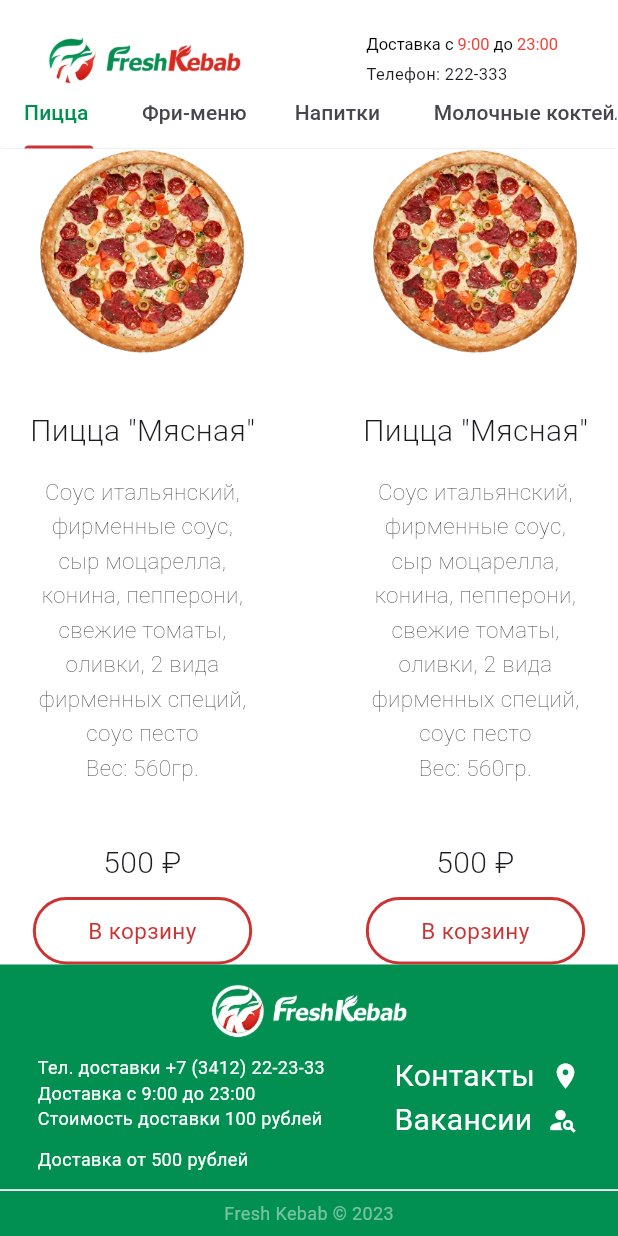
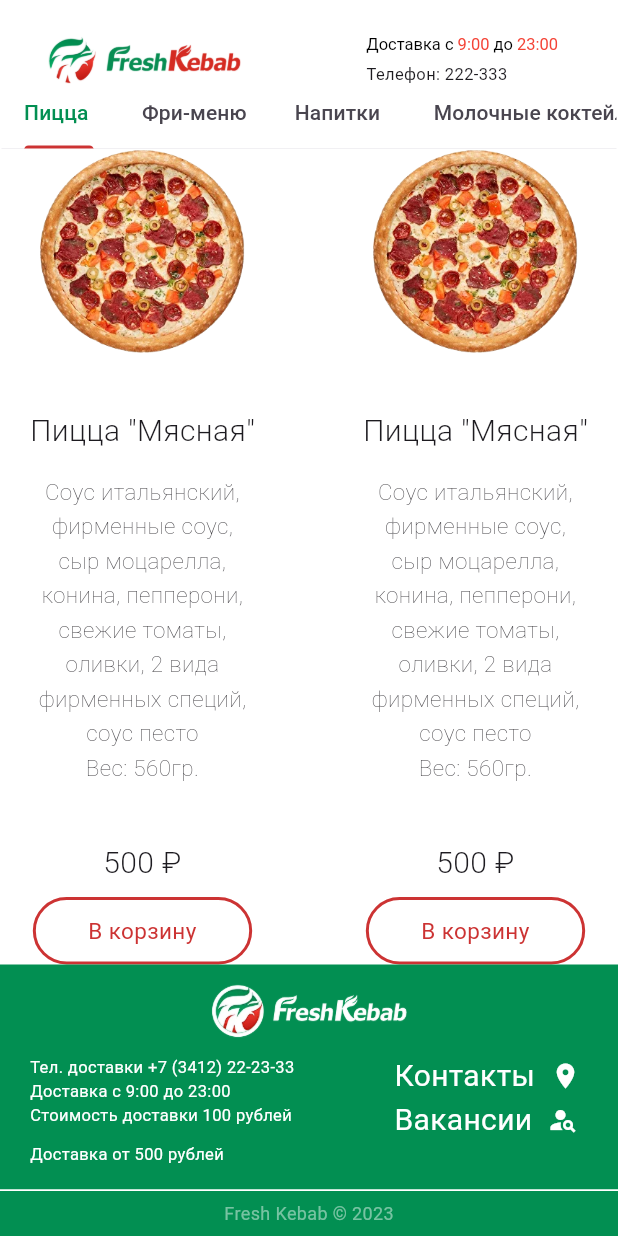
Before and after one commit to H1samu/fresh_kebab, a Flutter app: the screen it shows after launch, scrolled down 237 dp, on a phone screen of 412 x 824 dp. Run offline on Flutter 3.47's test engine with Material 3 defaults, Android fonts, the phone set to English and light mode, and no system bars.

Commit message:
День #8
- Исправление некоторых недочетов
- Добавлена навигация
- Корректировка Footer

```diff
--- a/lib/app.dart
+++ b/lib/app.dart
@@ -1,8 +1,6 @@
 import 'package:flutter/material.dart';
 import 'package:fresh_kebab/responsive/desktop_body.dart';
-import 'package:fresh_kebab/responsive/mobile/contacts_mobile.dart';
-import 'package:fresh_kebab/responsive/mobile/main_mobile.dart';
-import 'package:fresh_kebab/responsive/mobile/vacancy_mobile.dart';
+import 'package:fresh_kebab/responsive/mobile/menu_mobile.dart';
 import 'package:fresh_kebab/responsive/responsive_layout.dart';
 import 'package:fresh_kebab/responsive/tablet_body.dart';
 
@@ -12,17 +10,12 @@ class App extends StatelessWidget {
   @override
   Widget build(BuildContext context) {
     return MaterialApp(
-      routes: {
-        '/contact': (context1) => const Contacts(),
-        '/vacancy': (context2) => const Vacancy(),
-        '/main': (context3) => const MainMobile(),
-      },
       debugShowCheckedModeBanner: false,
       theme: ThemeData(primarySwatch: Colors.green),
       home: DefaultTabController(
         length: 11,
         child: ResponsiveLayout(
-          mobileBody: const MainMobile(),
+          mobileBody: const MenuMobile(),
           tabletBody: const TabletScaffold(),
           desktopBody: const DesktopScaffold(),
         ),
--- a/lib/responsive/mobile/main_mobile.dart
+++ b/lib/responsive/mobile/menu_mobile.dart
@@ -3,20 +3,20 @@ import 'package:fresh_kebab/widgets/footer.dart';
 import 'package:fresh_kebab/widgets/header.dart';
 import 'package:fresh_kebab/widgets/product_card.dart';
 
-class MainMobile extends StatefulWidget {
-  const MainMobile({Key? key}) : super(key: key);
+class MenuMobile extends StatefulWidget {
+  const MenuMobile({Key? key}) : super(key: key);
 
   @override
-  State<MainMobile> createState() => _MobileScaffoldState();
+  State<MenuMobile> createState() => _MobileScaffoldState();
 }
 
-class _MobileScaffoldState extends State<MainMobile> {
+class _MobileScaffoldState extends State<MenuMobile> {
   @override
   Widget build(BuildContext context) {
     return Scaffold(
       backgroundColor: Colors.white,
       appBar: PreferredSize(
-          preferredSize: const Size.fromHeight(100.0), child: appBarWithTab),
+          preferredSize: const Size.fromHeight(100.0), child: myAppBar),
       body: ListView(
         children: const [
           Column(
--- a/lib/widgets/footer.dart
+++ b/lib/widgets/footer.dart
@@ -1,4 +1,6 @@
 import 'package:flutter/material.dart';
+import 'package:fresh_kebab/responsive/mobile/contacts_mobile.dart';
+import 'package:fresh_kebab/responsive/mobile/vacancy_mobile.dart';
 
 class Footer extends StatelessWidget {
   const Footer({super.key});
@@ -23,7 +25,7 @@ class Footer extends StatelessWidget {
                 crossAxisAlignment: CrossAxisAlignment.start,
                 children: [
                   const Padding(
-                    padding: EdgeInsets.only(left: 25),
+                    padding: EdgeInsets.only(left: 20),
                     child: Column(
                       crossAxisAlignment: CrossAxisAlignment.start,
                       children: [
@@ -45,8 +47,13 @@ class Footer extends StatelessWidget {
                       crossAxisAlignment: CrossAxisAlignment.start,
                       children: [
                         GestureDetector(
-                            onTap: () =>
-                                Navigator.pushNamed(context, "/contact"),
+                          onTap: () {
+                            Navigator.push(
+                              context,
+                              MaterialPageRoute(
+                                  builder: (context) => const Contacts()),
+                            );
+                          },
                           child: const Row(
                             mainAxisAlignment: MainAxisAlignment.center,
                             crossAxisAlignment: CrossAxisAlignment.center,
@@ -63,8 +70,13 @@ class Footer extends StatelessWidget {
                           ),
                         ),
                         GestureDetector(
-                            onTap: () =>
-                                Navigator.pushNamed(context, "/vacancy"),
+                          onTap: () {
+                            Navigator.push(
+                              context,
+                              MaterialPageRoute(
+                                  builder: (context) => const Vacancy()),
+                            );
+                          },
                           child: const Row(
                             mainAxisAlignment: MainAxisAlignment.center,
                             crossAxisAlignment: CrossAxisAlignment.center,
@@ -82,7 +94,8 @@ class Footer extends StatelessWidget {
                             ],
                           ),
                         ),
-                        ]),
+                      ],
+                    ),
                   ),
                 ],
               )
@@ -123,7 +136,7 @@ class FooterText extends StatelessWidget {
   Widget build(BuildContext context) {
     return Text(
       textFooter,
-      style: const TextStyle(color: Colors.white, fontSize: 12),
+      style: const TextStyle(color: Colors.white, fontSize: 11),
     );
   }
 }
--- a/lib/widgets/header.dart
+++ b/lib/widgets/header.dart
@@ -1,28 +1,86 @@
 import 'package:flutter/material.dart';
-import 'package:fresh_kebab/responsive/mobile/main_mobile.dart';
-import 'package:fresh_kebab/responsive/mobile/contacts_mobile.dart';
-import 'package:fresh_kebab/app.dart';
+import 'package:fresh_kebab/responsive/mobile/menu_mobile.dart';
 
-var appBarWithTab = AppBar(
+var myAppBar = DefaultTabController(
+  length: 11,
+  child: AppBar(
+    automaticallyImplyLeading: false,
     scrolledUnderElevation: 0,
     shape: Border.all(color: Colors.white),
     foregroundColor: Colors.white,
     backgroundColor: Colors.white,
     elevation: 0,
     bottom: myTabBar,
-  flexibleSpace: myHeader,
+    flexibleSpace: headerWithoutButton,
+  ),
 );
 
-var appBarWithoutTab = AppBar(
-  scrolledUnderElevation: 0,
-  shape: Border.all(color: Colors.white),
-  foregroundColor: Colors.white,
-  backgroundColor: Colors.white,
-  elevation: 0,
-  flexibleSpace: myHeader,
+var headerWithButton = (BuildContext context) => Padding(
+      padding: const EdgeInsets.fromLTRB(20, 12, 40, 10),
+      child: Column(
+        mainAxisAlignment: MainAxisAlignment.start,
+        crossAxisAlignment: CrossAxisAlignment.start,
+        children: [
+          Row(
+            mainAxisAlignment: MainAxisAlignment.spaceBetween,
+            children: [
+              GestureDetector(
+                onTap: () {
+                  Navigator.push(
+                    context,
+                    MaterialPageRoute(builder: (context) => const MenuMobile()),
+                  );
+                },
+                child: Image.asset(
+                  "assets/images/logos/fk.png",
+                  width: 150,
+                  height: 60,
+                  fit: BoxFit.cover,
+                ),
+              ),
+              Column(
+                crossAxisAlignment: CrossAxisAlignment.start,
+                mainAxisAlignment: MainAxisAlignment.center,
+                children: [
+                  RichText(
+                    text: const TextSpan(
+                        text: 'Доставка с ',
+                        style: TextStyle(fontSize: 11, color: Colors.black),
+                        children: <TextSpan>[
+                          TextSpan(
+                              text: '9:00 ',
+                              style: TextStyle(color: Colors.red)),
+                          TextSpan(text: 'до '),
+                          TextSpan(
+                              text: '23:00',
+                              style: TextStyle(color: Colors.red))
+                        ]),
+                  ),
+                  const SizedBox(height: 5),
+                  const Text('Телефон: 222-333', style: TextStyle(fontSize: 11))
+                ],
+              ),
+            ],
+          ),
+          IconButton(
+            splashColor: Colors.transparent,
+            padding: EdgeInsets.zero,
+            onPressed: () {
+              Navigator.push(
+                context,
+                MaterialPageRoute(builder: (context) => const MenuMobile()),
+              );
+            },
+            icon: const Icon(
+              Icons.arrow_back,
+              color: Colors.black,
+            ),
+          ),
+        ],
+      ),
     );
 
-var myHeader = Padding(
+var headerWithoutButton = Padding(
   padding: const EdgeInsets.only(right: 40, top: 20, bottom: 40, left: 20),
   child: Row(
     mainAxisAlignment: MainAxisAlignment.spaceBetween,
@@ -47,7 +105,7 @@ var myHeader = Padding(
                   TextSpan(text: '23:00', style: TextStyle(color: Colors.red))
                 ]),
           ),
-          SizedBox(height: 5),
+          const SizedBox(height: 5),
           const Text('Телефон: 222-333', style: TextStyle(fontSize: 11))
         ],
       ),
```
Also changed, not shown: lib/responsive/mobile/contacts_mobile.dart (+5 -4 lines), lib/responsive/mobile/vacancy_mobile.dart (+9 -7 lines). Lines whose indentation alone changed are shown as unchanged.
